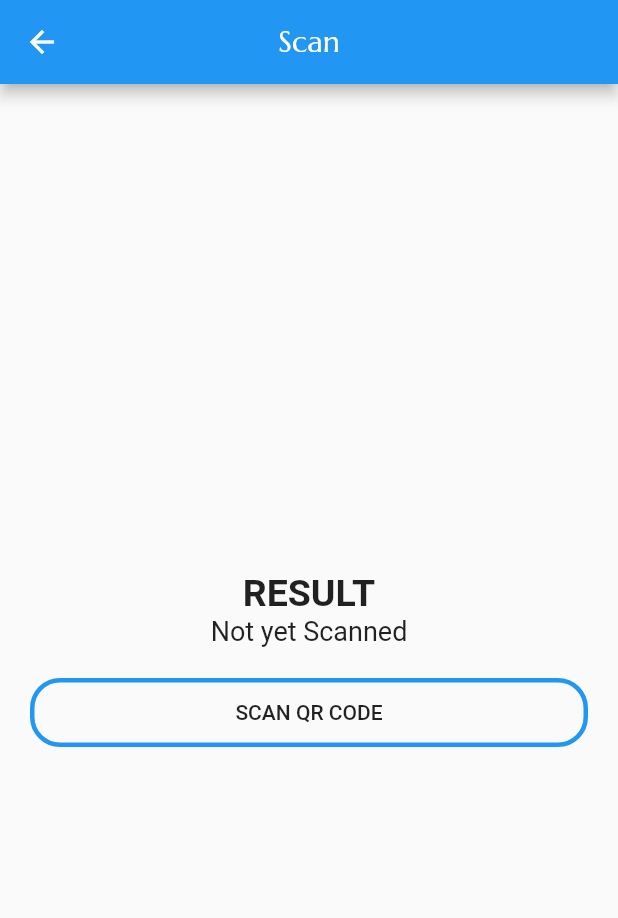
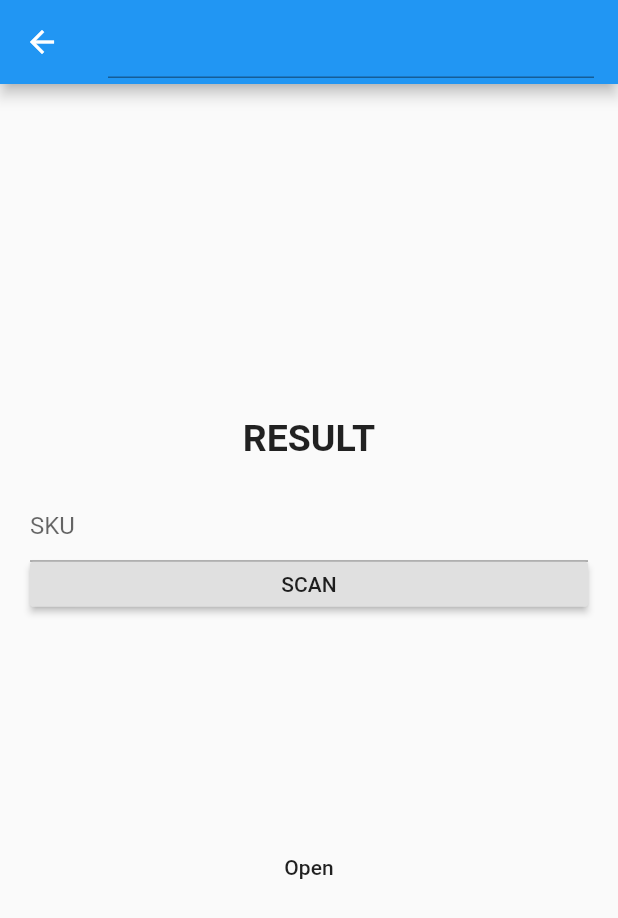
Before and after one commit to fazan-r/fungsi_scan_searching_firestore, a Flutter app: the QRcodeScan screen opened directly, on a phone screen of 412 x 824 dp. Shown: the top 918 px of the screen. Run offline on Flutter 3.47's test engine with Material 2 defaults, Android fonts, the phone set to English and light mode, and no system bars; our stand-ins replace cloud_firestore, firebase_auth, firebase_core, google_sign_in, qr_flutter; missing offline and left inert: barcode_scan, flutter_login_facebook; accounts and stored records are empty.

```diff
--- a/lib/qr_code/qr_homepage.dart
+++ b/lib/qr_code/qr_homepage.dart
@@ -1,5 +1,7 @@
+import 'package:aqs_final_project/qr_code/coba_lagi.dart';
 import 'package:aqs_final_project/qr_code/qr_generator.dart';
 import 'package:aqs_final_project/qr_code/qr_scanner_cam.dart';
+// import 'package:aqs_final_project/qr_code/qr_scanner_cam.dart';
 import 'package:flutter/material.dart';
 
 class QrcodeHomePage extends StatefulWidget {
@@ -32,7 +34,9 @@ class _QrcodeHomePageState extends State<QrcodeHomePage> {
     );
   }
 
+  // ignore: non_constant_identifier_names
   Widget Button (String text, Widget widget){
+    // ignore: deprecated_member_use
     return FlatButton(
         padding: EdgeInsets.all(15.0),
         child: Text(text),
--- a/lib/qr_code/qr_scanner_cam.dart
+++ b/lib/qr_code/qr_scanner_cam.dart
@@ -1,21 +1,56 @@
 
+import 'package:aqs_final_project/qr_code/coba_lagi.dart';
 import 'package:barcode_scan/barcode_scan.dart';
+import 'package:cloud_firestore/cloud_firestore.dart';
 import 'package:flutter/material.dart';
+import 'package:flutter/services.dart';
 
 class QRcodeScan extends StatefulWidget {
+
+  final qrcoderesult;
+  const QRcodeScan({Key key, this.qrcoderesult}) : super(key: key);
+
+
   @override
   _QRcodeScanState createState() => _QRcodeScanState();
 }
 
 class _QRcodeScanState extends State<QRcodeScan> {
+  final textController = TextEditingController();
+  String qrcoderesult = "";
 
-  String qrResult = "Not yet Scanned";
+  // String qrResult = "Not yet Scanned";
+
+  Future scan() async {
+    try {
+      String qrcoderesult = await BarcodeScanner.scan();
+      setState(() => this.qrcoderesult = qrcoderesult);
+    } on PlatformException catch (e) {
+      if (e.code == BarcodeScanner.CameraAccessDenied) {
+        setState(() {
+          this.qrcoderesult = 'The user did not grant the camera permission!';
+        });
+      } else {
+        setState(() => this.qrcoderesult = 'Unknown error: $e');
+      }
+    } on FormatException {
+      setState(() => this.qrcoderesult =
+          'null (User returned using the "back"-button before scanning anything. Result)');
+    } catch (e) {
+      setState(() => this.qrcoderesult = 'Unknown error: $e');
+    }
+  }
+
+  // final Future<QuerySnapshot> _streambaru =
+  //     FirebaseFirestore.instance.collection('transcationRecap').where('productId', isEqualTo: 'Meat').get();
 
   @override
   Widget build(BuildContext context) {
     return Scaffold(
       appBar: AppBar(
-        title: Text("Scan"),
+        // title: Text("Scan"),
+        title: TextField(
+        ),
         centerTitle: true,
       ),
       body: Container(
@@ -24,29 +59,133 @@ class _QRcodeScanState extends State<QRcodeScan> {
           mainAxisAlignment: MainAxisAlignment.center,
           crossAxisAlignment: CrossAxisAlignment.stretch,
           children: <Widget>[
-            Text("RESULT", style: TextStyle(fontSize: 25.0, fontWeight: FontWeight.bold), textAlign: TextAlign.center,),
-            Text(qrResult, style: TextStyle(fontSize: 18.0), textAlign: TextAlign.center,),
-            SizedBox(height: 20.0,),
+            Text(
+              "RESULT",
+              style: TextStyle(fontSize: 25.0, fontWeight: FontWeight.bold),
+              textAlign: TextAlign.center,
+            ),
+            // Text(
+            //   qrcoderesult,
+            //   style: TextStyle(fontSize: 18.0),
+            //   textAlign: TextAlign.center,
+            // ),
+            SizedBox(
+              height: 20.0,
+            ),
+            Container(
+              child: TextField(
+                onChanged: (text){
+                  qrcoderesult = textController.text;
+                },
+                controller: textController,
+                decoration: InputDecoration(
+                  hintText: 'SKU',
+                ),
+              ),
+            ),
+            Container(
+              width: 80,
+              height: 30,
+              // ignore: deprecated_member_use
+              child: RaisedButton(
+                child: Text('SCAN'),
+                onPressed: () {
+                  setState(() {
+                    scan();
+                    textController.text = qrcoderesult;
+                  });
+                },
+              ),
+            ),
+            Container(
+                height: 150,
+                child: StreamBuilder<QuerySnapshot>(
+                  stream: qrcoderesult != '' && qrcoderesult != null
+                      ? FirebaseFirestore.instance
+                          .collection('transcationRecap')
+                          .where("productId", isEqualTo: qrcoderesult)
+                          .snapshots()
+                      : FirebaseFirestore.instance
+                          .collection("transcationRecap")
+                          .snapshots(),
+                  builder: (BuildContext context,
+                      AsyncSnapshot<QuerySnapshot> snapshot) {
+                    if (snapshot.hasError)
+                      return new Text('Error: ${snapshot.error}');
+                    switch (snapshot.connectionState) {
+                      case ConnectionState.waiting:
+                        return new Text('Loading...');
+                      default:
+                        return new ListView(
+                          children: snapshot.data.docs
+                              .map((DocumentSnapshot document) {
+                            return new ListTile(
+                              title: new Text(document['productId']),
+                            );
+                          }).toList(),
+                        );
+                    }
+                  },
+                )),
+            // Container(
+            //   height: 200,
+            //   child: FutureBuilder<QuerySnapshot>(
+            //       future: FirebaseFirestore.instance
+            //           .collection('transcationRecap')
+            //           .where('productId', isEqualTo: 'P000475')
+            //           .get(),
+            //       builder: (BuildContext context,
+            //           AsyncSnapshot<QuerySnapshot> snapshot) {
+            //         // if (snapshot.hasError) {
+            //         //   return Text('Something went wrong');
+            //         // }
+            //         if (!snapshot.hasData) {
+            //           return Center(child: Text('No data found'));
+            //         }
+            //         if (snapshot.connectionState == ConnectionState.waiting) {
+            //           return Center(child: Text('Loading'));
+            //         }
+            //         return ListView(
+            //           children:
+            //           snapshot.data.docs.map((DocumentSnapshot document) {
+            //             Map<String, dynamic> data = document.data();
+            //             return ListTile(
+            //               title: Text(data['transactionId']),
+            //               subtitle: Text(data['item']),
+            //             );
+            //           }).toList(),
+            //         );
+            //       }),
+            // ),
+
+            // ignore: deprecated_member_use
+            // FlatButton(
+            //   padding: EdgeInsets.all(15.0),
+            //   child: Text("SCAN QR CODE"),
+            //   onPressed: () async {
+            //     String scanning = await BarcodeScanner.scan();
+            //     setState(() {
+            //       qrResult = scanning;
+            //     });
+            //   },
+            //   shape: RoundedRectangleBorder(
+            //     borderRadius: BorderRadius.circular(20.0),
+            //     side: BorderSide(color: Colors.blue, width: 3.0),
+            //   ),
+            // ),
             // ignore: deprecated_member_use
             FlatButton(
-               padding: EdgeInsets.all(15.0),
-               child: Text("SCAN QR CODE"),
-                onPressed: ()async{
-                  String scanning = await BarcodeScanner.scan();
-                  setState(() {
-                    qrResult = scanning;
-                  });
+                onPressed: () {
+                  showSearch(
+                      context: context,
+                      delegate: CobaCoba(qrcoderesult: qrcoderesult),
+                  );
                 },
-                shape: RoundedRectangleBorder(
-                  borderRadius: BorderRadius.circular(20.0),
-                  side: BorderSide(color: Colors.blue, width: 3.0),
-               ) ,
-             )
+                child: Text('Open')
+            ),
           ],
         ),
       ),
     );
   }
-
-
 }
```
Also changed, not shown: lib/home/dashboard.dart (+5 -2 lines), lib/qr_code/coba_lagi.dart (added, +94 -0 lines), lib/qr_code/qr_scan_firestore.dart (added, +92 -0 lines).
